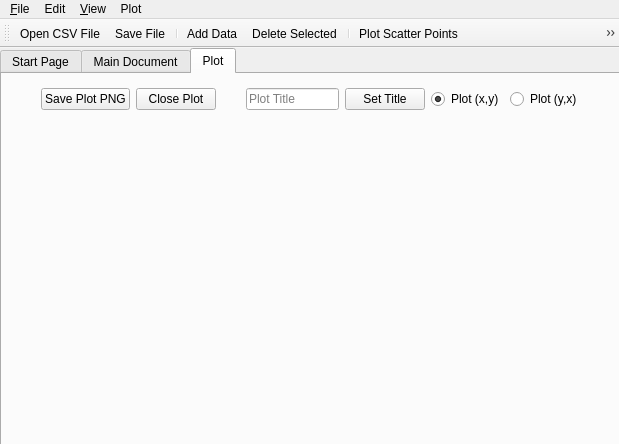
Above: mainwindow.ui from kushan02/GUI-CSV-Editor before the change. Below: the same form after it.
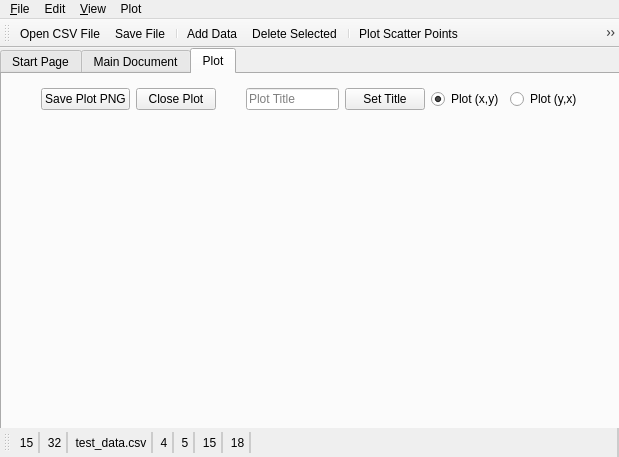
That is the form after the change. Icons and pictures are not drawn.

Commit message: add bottom bar with useful info like current row, selected cells, text length, source, total cells etc.

Diff of the .ui file:
```diff
--- a/mainwindow.ui
+++ b/mainwindow.ui
@@ -7,12 +7,15 @@
     <x>0</x>
     <y>0</y>
     <width>619</width>
-    <height>444</height>
+    <height>457</height>
    </rect>
   </property>
   <property name="windowTitle">
    <string>CSV Editor</string>
   </property>
+  <property name="styleSheet">
+   <string notr="true"/>
+  </property>
   <widget class="QWidget" name="centralwidget">
    <widget class="QTabWidget" name="tabWidget">
     <property name="geometry">
@@ -333,6 +336,33 @@
    <addaction name="action_toolbar_plot_lines"/>
    <addaction name="action_toolbar_save_plot_png"/>
   </widget>
+  <widget class="QToolBar" name="toolbar_bottom_info">
+   <property name="windowTitle">
+    <string>toolBar_2</string>
+   </property>
+   <property name="autoFillBackground">
+    <bool>false</bool>
+   </property>
+   <property name="styleSheet">
+    <string notr="true">QWidget{
+border: 2px solid;
+border-color: transparent #ccc transparent transparent
+}</string>
+   </property>
+   <attribute name="toolBarArea">
+    <enum>BottomToolBarArea</enum>
+   </attribute>
+   <attribute name="toolBarBreak">
+    <bool>false</bool>
+   </attribute>
+   <addaction name="action_toolbar_bottom_column_count"/>
+   <addaction name="action_toolbar_bottom_row_count"/>
+   <addaction name="action_toolbar_bottom_source"/>
+   <addaction name="action_toolbar_bottom_column"/>
+   <addaction name="action_toolbar_bottom_row"/>
+   <addaction name="action_toolbar_bottom_selected_cells"/>
+   <addaction name="action_toolbar_bottom_text_length"/>
+  </widget>
   <action name="action_load_file">
    <property name="text">
     <string>&amp;Load File</string>
@@ -500,6 +530,46 @@
     <string>Delete Selection</string>
    </property>
   </action>
+  <action name="action_toolbar_bottom_column_count">
+   <property name="text">
+    <string>15</string>
+   </property>
+  </action>
+  <action name="action_toolbar_bottom_row_count">
+   <property name="text">
+    <string>32</string>
+   </property>
+  </action>
+  <action name="action_toolbar_bottom_source">
+   <property name="text">
+    <string>test_data.csv</string>
+   </property>
+  </action>
+  <action name="action_toolbar_bottom_column">
+   <property name="text">
+    <string>4</string>
+   </property>
+  </action>
+  <action name="action_toolbar_bottom_row">
+   <property name="text">
+    <string>5</string>
+   </property>
+   <property name="font">
+    <font>
+     <underline>false</underline>
+    </font>
+   </property>
+  </action>
+  <action name="action_toolbar_bottom_selected_cells">
+   <property name="text">
+    <string>15</string>
+   </property>
+  </action>
+  <action name="action_toolbar_bottom_text_length">
+   <property name="text">
+    <string>18</string>
+   </property>
+  </action>
  </widget>
  <resources/>
  <connections/>
```
The commit also changes 1 other file.
